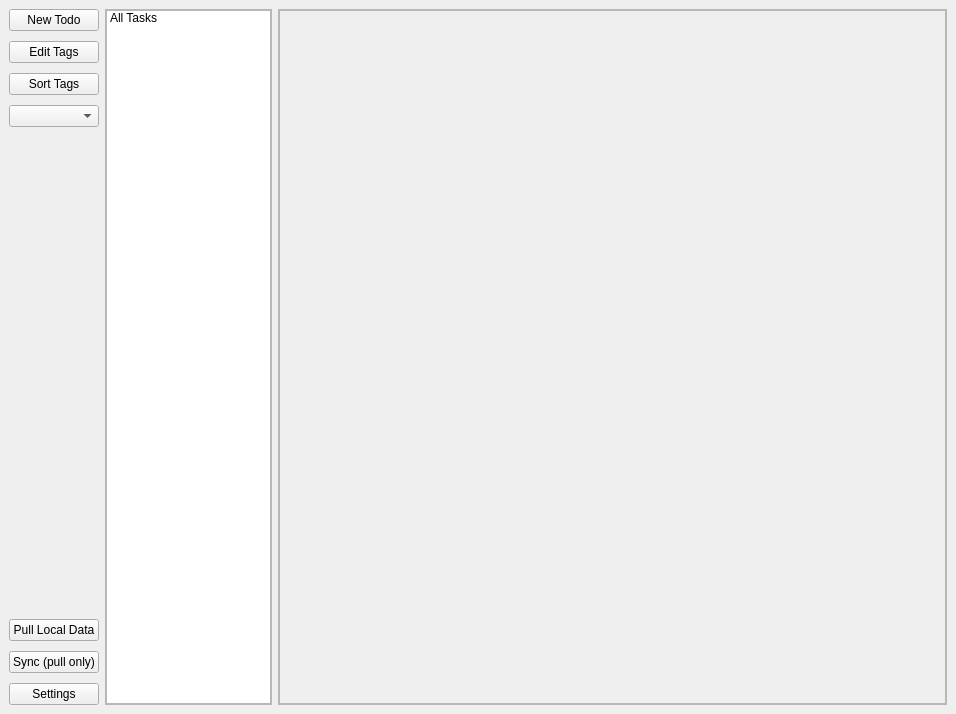
This is src/gui/mainwindow.ui in gravityfargo/DavTasks as Qt 5 draws it before an edit. The edited form follows.
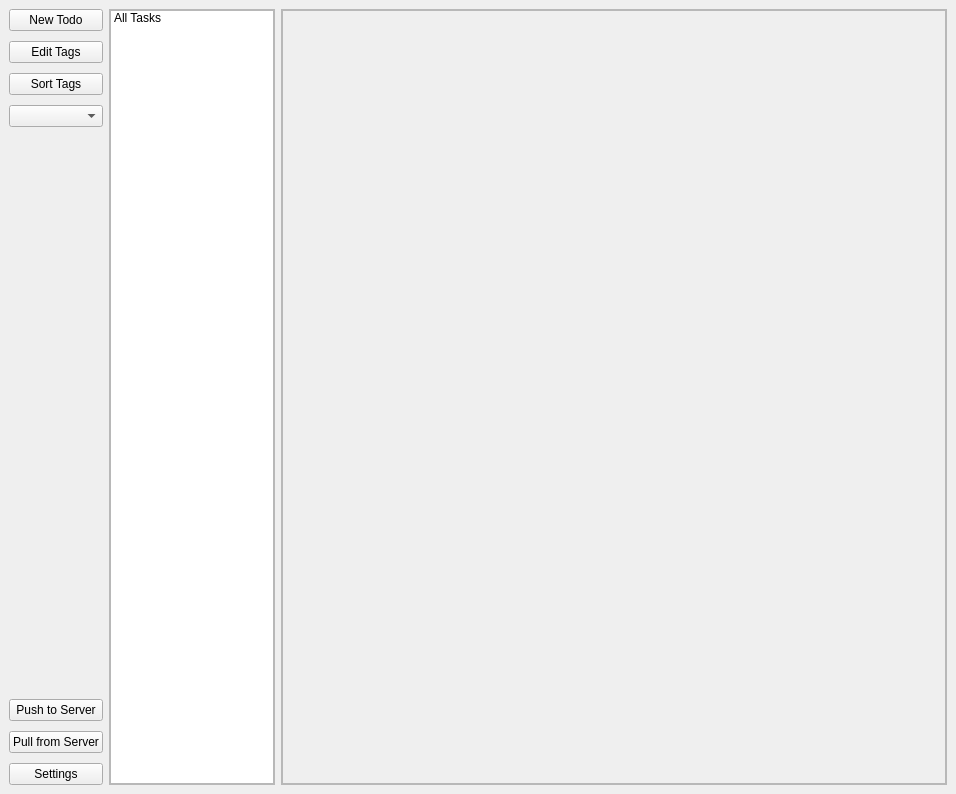
This is the edited form.

Commit message: pulling from server updates json correctly now

What changed in the file:
```diff
--- a/src/gui/mainwindow.ui
+++ b/src/gui/mainwindow.ui
@@ -7,7 +7,7 @@
     <x>0</x>
     <y>0</y>
     <width>956</width>
-    <height>714</height>
+    <height>794</height>
    </rect>
   </property>
   <property name="windowTitle">
@@ -63,14 +63,14 @@
       <item>
        <widget class="QPushButton" name="pushButtonRefresh">
         <property name="text">
-         <string>Pull Local Data</string>
+         <string>Push to Server</string>
         </property>
        </widget>
       </item>
       <item>
        <widget class="QPushButton" name="pushButtonSync">
         <property name="text">
-         <string>Sync (pull only)</string>
+         <string>Pull from Server</string>
         </property>
        </widget>
       </item>
@@ -99,8 +99,8 @@
         <rect>
          <x>0</x>
          <y>0</y>
-         <width>639</width>
-         <height>694</height>
+         <width>632</width>
+         <height>774</height>
         </rect>
        </property>
        <layout class="QGridLayout" name="gridLayoutScrollAreaTodosContent">
```
Left out of the diff: 4 changed lines with no effect on the pictures. The commit also changes 4 other files.
